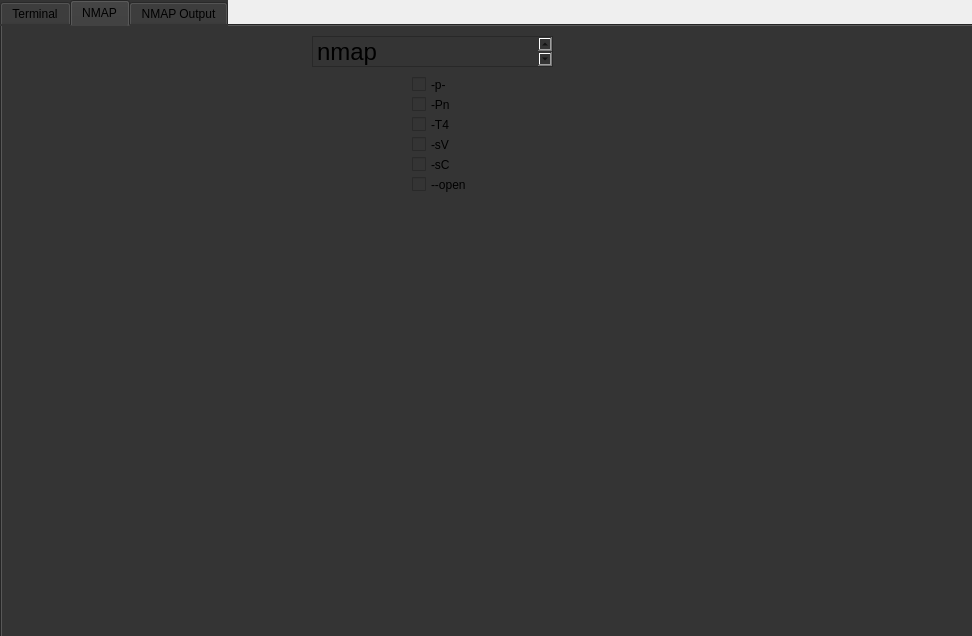
First picture: the form in untitled.ui, repository aaroncf2008/unigui, before the edit.
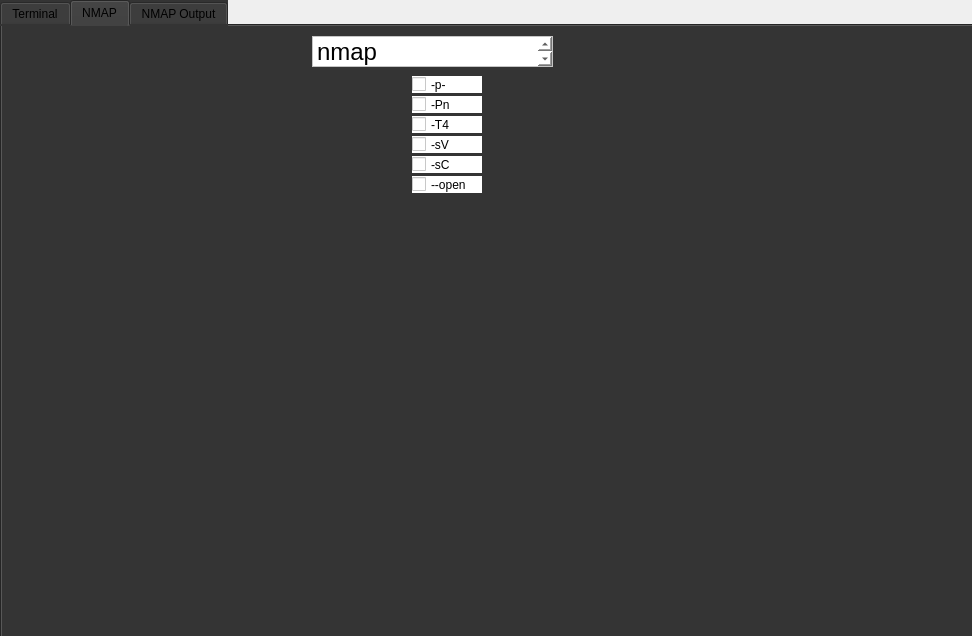
Second picture: the form after the edit. The open tabs and pages were chosen to show the change.

What changed in the file:
```diff
--- a/untitled.ui
+++ b/untitled.ui
@@ -85,6 +85,9 @@
        <height>17</height>
       </rect>
      </property>
+     <property name="styleSheet">
+      <string notr="true">background-color: rgb(255, 255, 255);</string>
+     </property>
      <property name="text">
       <string>-p-</string>
      </property>
@@ -98,6 +101,9 @@
        <height>17</height>
       </rect>
      </property>
+     <property name="styleSheet">
+      <string notr="true">background-color: rgb(255, 255, 255);</string>
+     </property>
      <property name="text">
       <string>-Pn</string>
      </property>
@@ -111,6 +117,9 @@
        <height>17</height>
       </rect>
      </property>
+     <property name="styleSheet">
+      <string notr="true">background-color: rgb(255, 255, 255);</string>
+     </property>
      <property name="text">
       <string>-T4</string>
      </property>
@@ -124,6 +133,9 @@
        <height>17</height>
       </rect>
      </property>
+     <property name="styleSheet">
+      <string notr="true">background-color: rgb(255, 255, 255);</string>
+     </property>
      <property name="text">
       <string>-sV</string>
      </property>
@@ -137,6 +149,9 @@
        <height>17</height>
       </rect>
      </property>
+     <property name="styleSheet">
+      <string notr="true">background-color: rgb(255, 255, 255);</string>
+     </property>
      <property name="text">
       <string>-sC</string>
      </property>
@@ -150,6 +165,9 @@
        <height>17</height>
       </rect>
      </property>
+     <property name="styleSheet">
+      <string notr="true">background-color: rgb(255, 255, 255);</string>
+     </property>
      <property name="text">
       <string>--open</string>
      </property>
@@ -163,6 +181,9 @@
        <height>31</height>
       </rect>
      </property>
+     <property name="styleSheet">
+      <string notr="true">background-color: rgb(255, 255, 255);</string>
+     </property>
      <property name="html">
       <string>&lt;!DOCTYPE HTML PUBLIC &quot;-//W3C//DTD HTML 4.0//EN&quot; &quot;http://www.w3.org/TR/REC-html40/strict.dtd&quot;&gt;
 &lt;html&gt;&lt;head&gt;&lt;meta name=&quot;qrichtext&quot; content=&quot;1&quot; /&gt;&lt;style type=&quot;text/css&quot;&gt;
```
Left out of the diff: 2 changed lines with no effect on the pictures.
